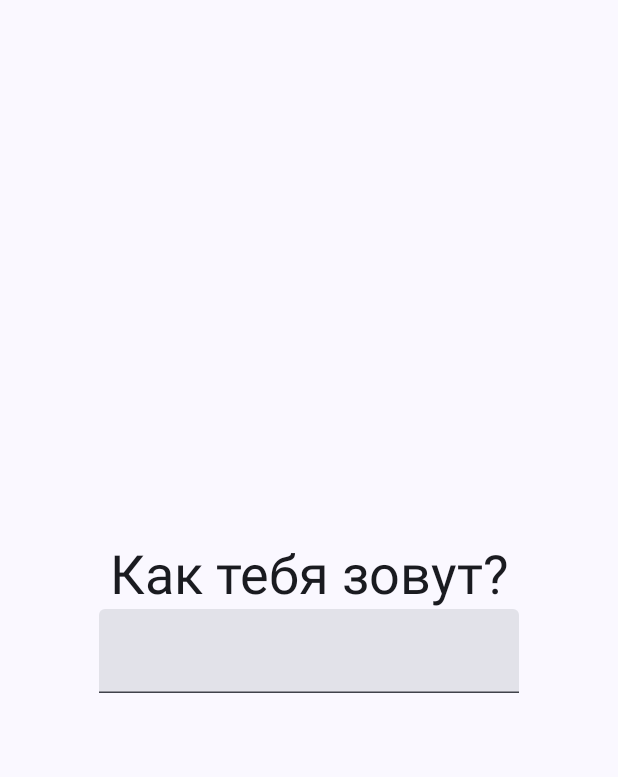
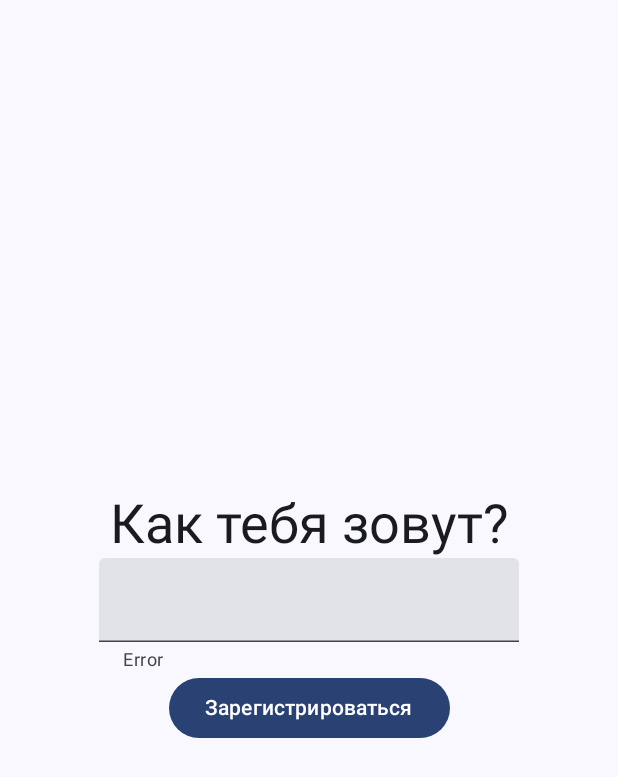
Before and after one commit to Artmine15/Svod, an Android app built with Jetpack Compose: the screen it shows after launch (MainActivity), on a phone screen of 412 x 824 dp. Shown: the top 777 px of the screen. Run offline under Robolectric (Android 15) with nearby library versions, the phone set to English and light mode, and no system bars; our stand-ins replace Dagger/Hilt's generated code, Firebase (no records; nobody signed in at launch, a user with empty details on screens opened directly), Navigation 3; libraries missing offline, so code that uses them is left out: androidx.hilt.lifecycle.

Commit message:
Realised auth screen

```diff
--- a/app/src/main/java/com/artmine15/svod/MainActivity.kt
+++ b/app/src/main/java/com/artmine15/svod/MainActivity.kt
@@ -33,6 +33,9 @@ class MainActivity : ComponentActivity() {
                             entry(AuthenticationScreenKey) {
                                 AuthScreen()
                             }
+                            entry(RoomHandlingScreenKey) {
+                                AuthScreen()
+                            }
                         }
                     )
                 }
--- a/app/src/main/java/com/artmine15/svod/NavigationKeys.kt
+++ b/app/src/main/java/com/artmine15/svod/NavigationKeys.kt
@@ -3,3 +3,9 @@ package com.artmine15.svod
 import androidx.navigation3.runtime.NavKey
 
 object AuthenticationScreenKey : NavKey
+object RoomHandlingScreenKey : NavKey
+
+object RoomJoiningScreenKey : NavKey
+object RoomCreationScreenKey : NavKey
+
+object CurrentRoomScreenKey : NavKey
--- a/app/src/main/java/com/artmine15/svod/constants/remote/RepositoryConstants.kt
+++ b/app/src/main/java/com/artmine15/svod/constants/remote/RepositoryConstants.kt
@@ -1 +1,7 @@
 package com.artmine15.svod.constants.remote
+
+object RepositoryConstants {
+    const val USERS_COLLECTION = "users"
+    const val ROOMS_COLLECTION = "rooms"
+    const val HOMEWORKS_COLLECTION = "homeworks"
+}
--- a/app/src/main/java/com/artmine15/svod/repositories/remote/firebase/AuthRepository.kt
+++ b/app/src/main/java/com/artmine15/svod/repositories/remote/firebase/AuthRepository.kt
@@ -1,6 +1,7 @@
 package com.artmine15.svod.repositories.remote.firebase
 
 import android.util.Log
+import com.artmine15.svod.constants.remote.RepositoryConstants
 import com.artmine15.svod.repositories.remote.interfaces.AuthHandler
 import com.google.firebase.firestore.FirebaseFirestore
 import jakarta.inject.Inject
@@ -13,7 +14,7 @@ class AuthRepository @Inject constructor() : AuthHandler {
             "name" to userName
         )
 
-        db.collection("users")
+        db.collection(RepositoryConstants.USERS_COLLECTION)
              .add(userMap)
              .addOnSuccessListener { documentReference ->
                  Log.d("App", "Success with id ${documentReference.id}")
--- a/app/src/main/java/com/artmine15/svod/repositories/remote/firebase/HomeworkRepository.kt
+++ b/app/src/main/java/com/artmine15/svod/repositories/remote/firebase/HomeworkRepository.kt
@@ -1,6 +1,7 @@
 package com.artmine15.svod.repositories.remote.firebase
 
 import android.util.Log
+import com.artmine15.svod.constants.remote.RepositoryConstants
 import com.artmine15.svod.enums.Lessons
 import com.artmine15.svod.repositories.remote.interfaces.HomeworkHandler
 import com.google.firebase.firestore.FirebaseFirestore
@@ -22,7 +23,7 @@ class HomeworkRepository @Inject constructor() : HomeworkHandler {
         onSuccess: () -> Unit,
         onFailure: () -> Unit
     ) {
-        db.collection("rooms").document(roomId).collection("homeworks").document(date.toString())
+        db.collection(RepositoryConstants.ROOMS_COLLECTION).document(roomId).collection(RepositoryConstants.HOMEWORKS_COLLECTION).document(date.toString())
             .set(lessonsMap)
             .addOnSuccessListener {
                 Log.d("App", "Homework initialized. Date: $date")
@@ -42,7 +43,7 @@ class HomeworkRepository @Inject constructor() : HomeworkHandler {
         onSuccess: () -> Unit,
         onFailure: () -> Unit
     ) {
-        val homeworkDocument = db.collection("rooms").document(roomId).collection("homeworks").document(date.toString())
+        val homeworkDocument = db.collection(RepositoryConstants.ROOMS_COLLECTION).document(roomId).collection(RepositoryConstants.HOMEWORKS_COLLECTION).document(date.toString())
 
         var isInitialized = false
         homeworkDocument
--- a/app/src/main/java/com/artmine15/svod/ui/screens/AuthScreen.kt
+++ b/app/src/main/java/com/artmine15/svod/ui/screens/AuthScreen.kt
@@ -3,22 +3,34 @@ package com.artmine15.svod.ui.screens
 import androidx.compose.foundation.layout.Arrangement
 import androidx.compose.foundation.layout.Column
 import androidx.compose.foundation.layout.fillMaxSize
+import androidx.compose.foundation.text.input.TextFieldLineLimits
 import androidx.compose.foundation.text.input.rememberTextFieldState
+import androidx.compose.material3.Button
 import androidx.compose.material3.MaterialTheme
 import androidx.compose.material3.Surface
 import androidx.compose.material3.Text
 import androidx.compose.material3.TextField
 import androidx.compose.runtime.Composable
+import androidx.compose.runtime.getValue
+import androidx.compose.runtime.mutableStateOf
+import androidx.compose.runtime.remember
+import androidx.compose.runtime.setValue
 import androidx.compose.ui.Alignment
 import androidx.compose.ui.Modifier
 import androidx.compose.ui.tooling.preview.Preview
 import androidx.hilt.lifecycle.viewmodel.compose.hiltViewModel
+import com.artmine15.svod.RoomHandlingScreenKey
 import com.artmine15.svod.viewmodels.AuthViewModel
+import com.artmine15.svod.viewmodels.NavigationViewModel
+
 @Preview
 @Composable
 fun AuthScreen(){
     val authViewModel = hiltViewModel<AuthViewModel>()
+    val navigationViewModel = hiltViewModel<NavigationViewModel>()
+
     val textFieldState = rememberTextFieldState("")
+    var textFieldSupportTextState by remember { mutableStateOf("Error") }
     Surface(
         modifier = Modifier
             .fillMaxSize()
@@ -33,8 +45,28 @@ fun AuthScreen(){
                 style = MaterialTheme.typography.displaySmall,
             )
             TextField(
-                state = textFieldState
+                state = textFieldState,
+                supportingText = {
+                    Text(
+                        text = textFieldSupportTextState
+                    )
+                },
+                lineLimits = TextFieldLineLimits.SingleLine
             )
+            Button(
+                modifier = Modifier,
+                onClick = {
+                    authViewModel.createNewUser(
+                        name = textFieldState.text.toString(),
+                        onSuccess = { navigationViewModel.navigateTo(RoomHandlingScreenKey) },
+                        onFailure = { textFieldSupportTextState = "Errorrrr" }
+                    )
+                }
+            ) {
+                Text(
+                    text = "Зарегистрироваться"
+                )
+            }
         }
     }
 }
--- /dev/null
+++ b/app/src/main/java/com/artmine15/svod/ui/screens/RoomHandlingScreen.kt
@@ -0,0 +1 @@
+package com.artmine15.svod.ui.screens
```
Also changed, not shown: app/src/main/java/com/artmine15/svod/repositories/remote/firebase/RoomRepository.kt (+4 -3 lines).
